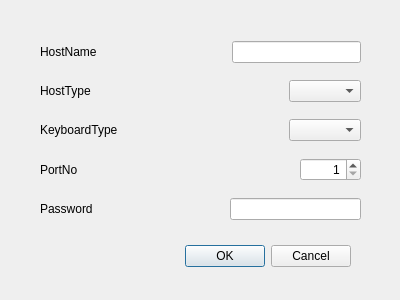
This is src/GUI/connect_to_server_dialog.ui in funfun-dc5/qtbrynhildr as Qt 5 draws it before an edit. The edited form follows.
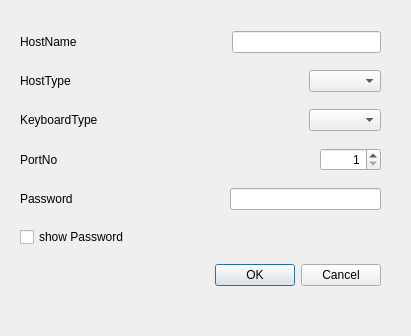
This is the edited form.

Commit message: added show software keyboard/button added show password checkbox to connect to server dialog

Patch:
```diff
--- a/src/GUI/connect_to_server_dialog.ui
+++ b/src/GUI/connect_to_server_dialog.ui
@@ -6,36 +6,20 @@
    <rect>
     <x>0</x>
     <y>0</y>
-    <width>400</width>
-    <height>300</height>
+    <width>411</width>
+    <height>336</height>
    </rect>
   </property>
   <property name="windowTitle">
    <string>connect To Server</string>
   </property>
-  <widget class="QDialogButtonBox" name="buttonBox">
-   <property name="geometry">
-    <rect>
-     <x>10</x>
-     <y>240</y>
-     <width>341</width>
-     <height>32</height>
-    </rect>
-   </property>
-   <property name="orientation">
-    <enum>Qt::Horizontal</enum>
-   </property>
-   <property name="standardButtons">
-    <set>QDialogButtonBox::Cancel|QDialogButtonBox::Ok</set>
-   </property>
-  </widget>
   <widget class="QWidget" name="layoutWidget">
    <property name="geometry">
     <rect>
-     <x>40</x>
-     <y>30</y>
-     <width>321</width>
-     <height>201</height>
+     <x>20</x>
+     <y>20</y>
+     <width>361</width>
+     <height>281</height>
     </rect>
    </property>
    <layout class="QVBoxLayout" name="verticalLayout">
@@ -209,6 +193,23 @@
       </item>
      </layout>
     </item>
+    <item>
+     <widget class="QCheckBox" name="checkBox_showPassword">
+      <property name="text">
+       <string>show Password</string>
+      </property>
+     </widget>
+    </item>
+    <item>
+     <widget class="QDialogButtonBox" name="buttonBox">
+      <property name="orientation">
+       <enum>Qt::Horizontal</enum>
+      </property>
+      <property name="standardButtons">
+       <set>QDialogButtonBox::Cancel|QDialogButtonBox::Ok</set>
+      </property>
+     </widget>
+    </item>
    </layout>
   </widget>
  </widget>
```
Left out of the diff: 15 changed lines with no effect on the pictures. The commit also changes 20 other files.
